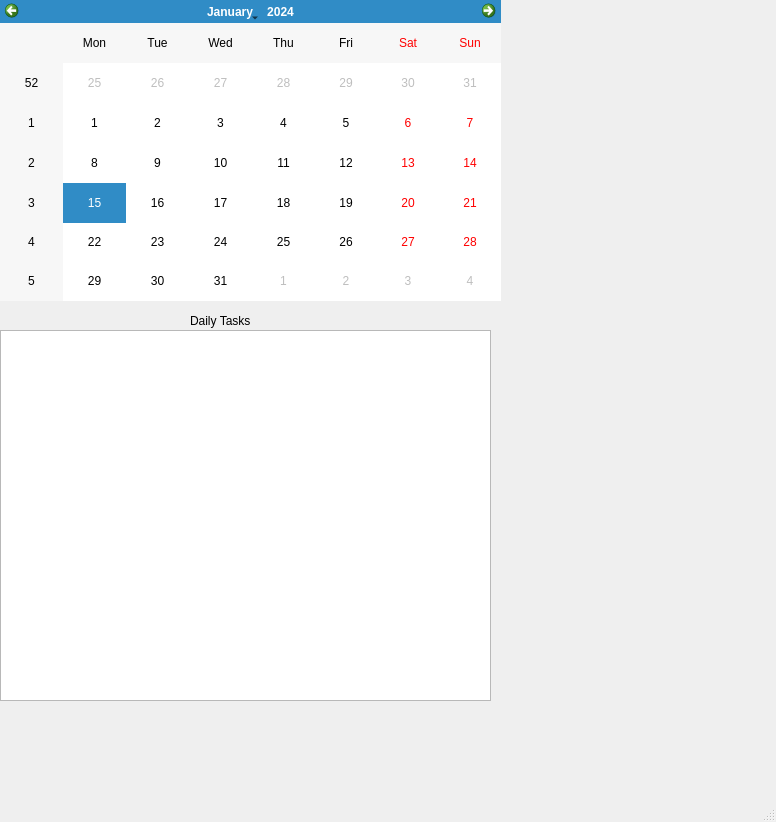
This is Todo/mainwindow.ui in DGotshalk/Todo-Manager as Qt 5 draws it before an edit. The edited form follows.
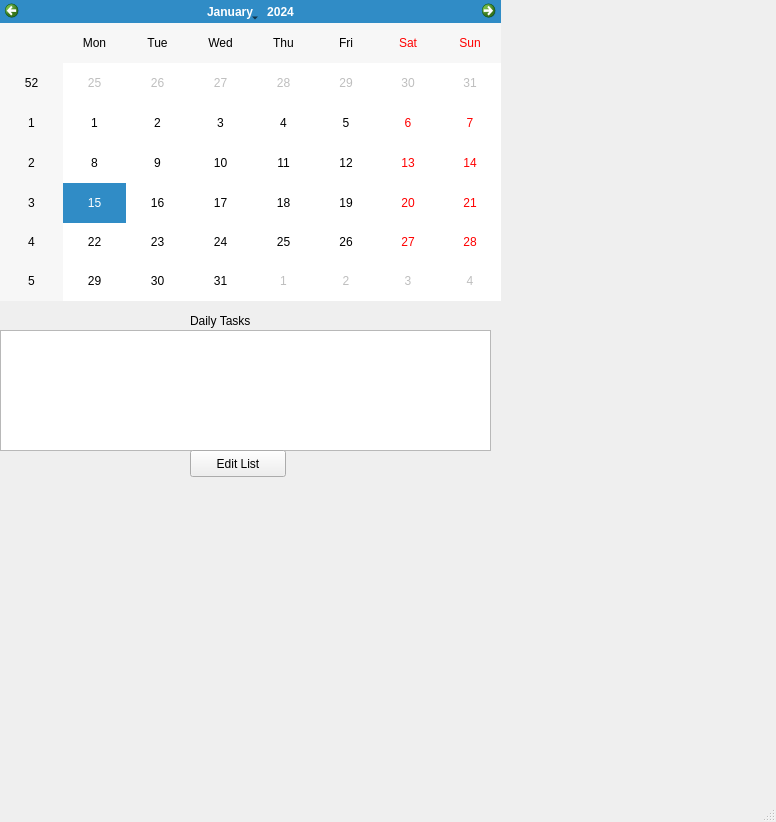
This is the edited form. Custom widgets are drawn as their Qt base class.

Commit message: Fixed the problem of Daily_items objects not actually storing data longterm, but instead writing all data to the display list, isntead of just copying it over

```diff
--- a/Todo/mainwindow.ui
+++ b/Todo/mainwindow.ui
@@ -29,7 +29,7 @@
      <rect>
       <x>190</x>
       <y>310</y>
-      <width>241</width>
+      <width>91</width>
       <height>21</height>
      </rect>
     </property>
@@ -37,20 +37,40 @@
      <string>Daily Tasks</string>
     </property>
    </widget>
-   <widget class="QListWidget" name="daily_items">
+   <widget class="Daily_items" name="dailylistWidget">
     <property name="geometry">
      <rect>
       <x>0</x>
       <y>330</y>
       <width>491</width>
-      <height>371</height>
+      <height>121</height>
      </rect>
     </property>
    </widget>
+   <widget class="QPushButton" name="editlistButton">
+    <property name="geometry">
+     <rect>
+      <x>190</x>
+      <y>450</y>
+      <width>96</width>
+      <height>27</height>
+     </rect>
+    </property>
+    <property name="text">
+     <string>Edit List</string>
+    </property>
+   </widget>
   </widget>
   <widget class="QStatusBar" name="statusBar"/>
  </widget>
  <layoutdefault spacing="6" margin="11"/>
+ <customwidgets>
+  <customwidget>
+   <class>Daily_items</class>
+   <extends>QListWidget</extends>
+   <header location="global">daily_items.h</header>
+  </customwidget>
+ </customwidgets>
  <resources/>
  <connections/>
 </ui>
```
The commit also changes 5 other files.
